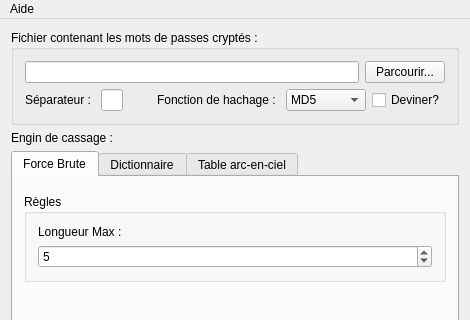
First picture: the form in CasseNoisette/CasseNoisette/cassenoisette.ui, repository raphaeldore/Casse-Noisette, before the edit; both pictures show x 0 to 470 and y 0 to 320 of the 470 by 476 pixel window.
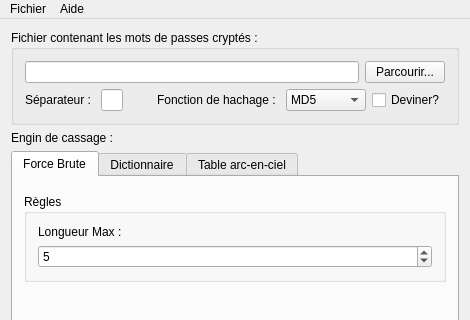
Second picture: the form after the edit. Custom widgets are drawn as their Qt base class.

Commit message: Ajout menu "Fichier", où j'ai ajouter l'option de quitter l'application. J'ai aussi bougé l'option "Générer un dictionnaire" et je l'ai mis dans le menu fichier.

Patch:
```diff
--- a/CasseNoisette/CasseNoisette/cassenoisette.ui
+++ b/CasseNoisette/CasseNoisette/cassenoisette.ui
@@ -361,10 +361,17 @@
     <property name="title">
      <string>Aide</string>
     </property>
+    <addaction name="aboutBtn"/>
+   </widget>
+   <widget class="QMenu" name="menuFichier">
+    <property name="title">
+     <string>Fichier</string>
+    </property>
     <addaction name="generateDictionaryBtn"/>
     <addaction name="separator"/>
     <addaction name="aboutBtn"/>
    </widget>
+   <addaction name="menuFichier"/>
    <addaction name="menu_propos"/>
   </widget>
   <widget class="QStatusBar" name="statusBar"/>
```
Left out of the diff: 10 changed lines with no effect on the pictures.
